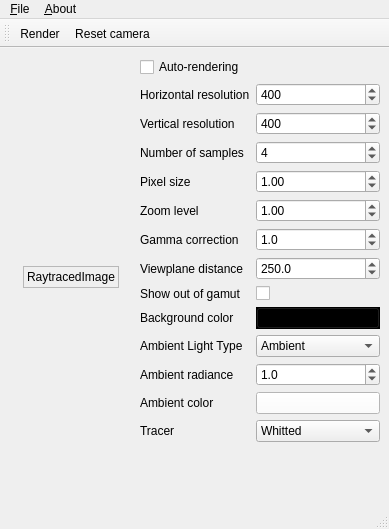
Before: the Qt Designer form projects/mainwindow.ui in thiagowfx/raytracer-lcg-2014, drawn with Qt 5.
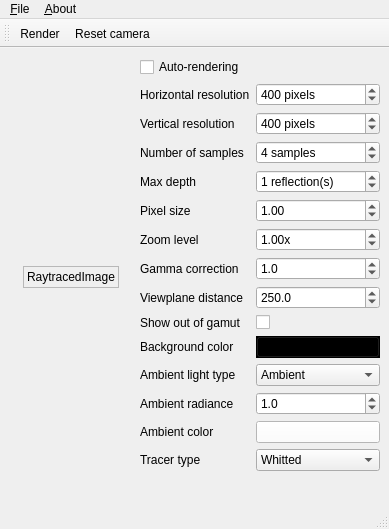
After: the same form once the commit is applied. Icons and pictures are not drawn.

Commit message: added max depth to the interface

The edit to the form file:
```diff
--- a/projects/mainwindow.ui
+++ b/projects/mainwindow.ui
@@ -61,6 +61,9 @@
       </item>
       <item row="0" column="1">
        <widget class="QSpinBox" name="horizontalResolutionSpinBox">
+        <property name="suffix">
+         <string> pixels</string>
+        </property>
         <property name="minimum">
          <number>1</number>
         </property>
@@ -84,6 +87,9 @@
       </item>
       <item row="1" column="1">
        <widget class="QSpinBox" name="verticalResolutionSpinBox">
+        <property name="suffix">
+         <string> pixels</string>
+        </property>
         <property name="minimum">
          <number>1</number>
         </property>
@@ -107,6 +113,9 @@
       </item>
       <item row="2" column="1">
        <widget class="QSpinBox" name="numberOfSamplesSpinBox">
+        <property name="suffix">
+         <string> samples</string>
+        </property>
         <property name="minimum">
          <number>1</number>
         </property>
@@ -118,14 +127,14 @@
         </property>
        </widget>
       </item>
-      <item row="3" column="0">
+      <item row="4" column="0">
        <widget class="QLabel" name="label_4">
         <property name="text">
          <string>Pixel size</string>
         </property>
        </widget>
       </item>
-      <item row="3" column="1">
+      <item row="4" column="1">
        <widget class="QDoubleSpinBox" name="pixelSizeDoubleSpinBox">
         <property name="minimum">
          <double>0.050000000000000</double>
@@ -141,15 +150,18 @@
         </property>
        </widget>
       </item>
-      <item row="4" column="0">
+      <item row="5" column="0">
        <widget class="QLabel" name="label_11">
         <property name="text">
          <string>Zoom level</string>
         </property>
        </widget>
       </item>
-      <item row="4" column="1">
+      <item row="5" column="1">
        <widget class="QDoubleSpinBox" name="zoomDoubleSpinBox">
+        <property name="suffix">
+         <string>x</string>
+        </property>
         <property name="minimum">
          <double>0.010000000000000</double>
         </property>
@@ -161,21 +173,21 @@
         </property>
        </widget>
       </item>
-      <item row="5" column="0">
+      <item row="6" column="0">
        <widget class="QLabel" name="label_5">
         <property name="text">
          <string>Gamma correction</string>
         </property>
        </widget>
       </item>
-      <item row="6" column="0">
+      <item row="7" column="0">
        <widget class="QLabel" name="label_12">
         <property name="text">
          <string>Viewplane distance</string>
         </property>
        </widget>
       </item>
-      <item row="6" column="1">
+      <item row="7" column="1">
        <widget class="QDoubleSpinBox" name="viewPlaneDistanceDoubleSpinBox">
         <property name="decimals">
          <number>1</number>
@@ -194,28 +206,28 @@
         </property>
        </widget>
       </item>
-      <item row="7" column="0">
+      <item row="8" column="0">
        <widget class="QLabel" name="label_9">
         <property name="text">
          <string>Show out of gamut</string>
         </property>
        </widget>
       </item>
-      <item row="7" column="1">
+      <item row="8" column="1">
        <widget class="QCheckBox" name="outOfGamutCheckBox">
         <property name="text">
          <string/>
         </property>
        </widget>
       </item>
-      <item row="8" column="0">
+      <item row="9" column="0">
        <widget class="QLabel" name="label_6">
         <property name="text">
          <string>Background color</string>
         </property>
        </widget>
       </item>
-      <item row="8" column="1">
+      <item row="9" column="1">
        <widget class="QPushButton" name="backgroundColorPushButton">
         <property name="palette">
          <palette>
@@ -640,14 +652,14 @@
         </property>
        </widget>
       </item>
-      <item row="10" column="0">
+      <item row="11" column="0">
        <widget class="QLabel" name="label_7">
         <property name="text">
          <string>Ambient radiance</string>
         </property>
        </widget>
       </item>
-      <item row="10" column="1">
+      <item row="11" column="1">
        <widget class="QDoubleSpinBox" name="ambientRadianceDoubleSpinBox">
         <property name="decimals">
          <number>1</number>
@@ -666,14 +678,14 @@
         </property>
        </widget>
       </item>
-      <item row="11" column="0">
+      <item row="12" column="0">
        <widget class="QLabel" name="label_10">
         <property name="text">
          <string>Ambient color</string>
         </property>
        </widget>
       </item>
-      <item row="11" column="1">
+      <item row="12" column="1">
        <widget class="QPushButton" name="ambientColorPushButton">
         <property name="palette">
          <palette>
@@ -1095,14 +1107,14 @@
         </property>
        </widget>
       </item>
-      <item row="12" column="0">
+      <item row="13" column="0">
        <widget class="QLabel" name="label_8">
         <property name="text">
-         <string>Tracer</string>
+         <string>Tracer type</string>
         </property>
        </widget>
       </item>
-      <item row="12" column="1">
+      <item row="13" column="1">
        <widget class="QComboBox" name="tracerComboBox">
         <item>
          <property name="text">
@@ -1121,7 +1133,7 @@
         </item>
        </widget>
       </item>
-      <item row="5" column="1">
+      <item row="6" column="1">
        <widget class="QDoubleSpinBox" name="gammaCorrectionDoubleSpinBox">
         <property name="decimals">
          <number>1</number>
@@ -1140,14 +1152,14 @@
         </property>
        </widget>
       </item>
-      <item row="9" column="0">
+      <item row="10" column="0">
        <widget class="QLabel" name="label_13">
         <property name="text">
-         <string>Ambient Light Type</string>
+         <string>Ambient light type</string>
         </property>
        </widget>
       </item>
-      <item row="9" column="1">
+      <item row="10" column="1">
        <widget class="QComboBox" name="ambientLightComboBox">
         <item>
          <property name="text">
@@ -1161,6 +1173,29 @@
         </item>
        </widget>
       </item>
+      <item row="3" column="0">
+       <widget class="QLabel" name="label_14">
+        <property name="text">
+         <string>Max depth</string>
+        </property>
+       </widget>
+      </item>
+      <item row="3" column="1">
+       <widget class="QSpinBox" name="maxDepthSpinBox">
+        <property name="suffix">
+         <string> reflection(s)</string>
+        </property>
+        <property name="minimum">
+         <number>0</number>
+        </property>
+        <property name="maximum">
+         <number>30</number>
+        </property>
+        <property name="value">
+         <number>1</number>
+        </property>
+       </widget>
+      </item>
      </layout>
     </item>
    </layout>
```
Left out of the diff: 17 changed lines with no effect on the pictures. The commit also changes 6 other files.
